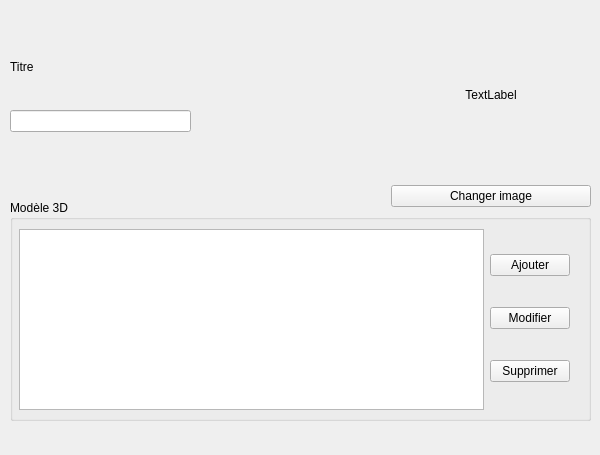
Above: formtableau.ui from norips/Projet_MBA_ConfigCreator before the change. Below: the same form after it.
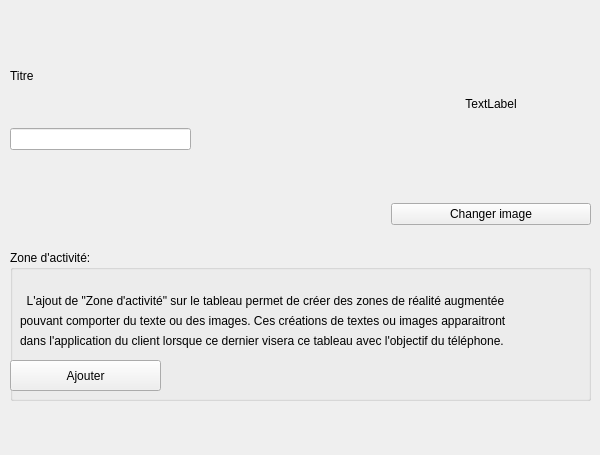
That is the form after the change.

Commit message: debut de l'implementation de la nouvelle interface

Diff of the .ui file:
```diff
--- a/formtableau.ui
+++ b/formtableau.ui
@@ -32,56 +32,65 @@
    <property name="geometry">
     <rect>
      <x>10</x>
-     <y>200</y>
+     <y>250</y>
      <width>581</width>
-     <height>221</height>
+     <height>151</height>
     </rect>
    </property>
    <property name="title">
-    <string>Modèle 3D</string>
+    <string>Zone d'activité:</string>
    </property>
-   <widget class="QWidget" name="horizontalLayoutWidget_2">
+   <widget class="QPushButton" name="pbAdd">
     <property name="geometry">
      <rect>
-      <x>9</x>
-      <y>29</y>
-      <width>551</width>
-      <height>181</height>
+      <x>0</x>
+      <y>110</y>
+      <width>151</width>
+      <height>31</height>
      </rect>
     </property>
-    <layout class="QHBoxLayout" name="horizontalLayout_2">
-     <item>
-      <widget class="QListWidget" name="lvListeModele"/>
-     </item>
-     <item>
-      <layout class="QVBoxLayout" name="verticalLayout_7"/>
-     </item>
-     <item>
-      <layout class="QVBoxLayout" name="verticalLayout_2">
-       <item>
-        <widget class="QPushButton" name="pbAdd">
-         <property name="text">
-          <string>Ajouter</string>
-         </property>
-        </widget>
-       </item>
-       <item>
-        <widget class="QPushButton" name="pbMod">
-         <property name="text">
-          <string>Modifier</string>
-         </property>
-        </widget>
-       </item>
-       <item>
-        <widget class="QPushButton" name="pbDel">
-         <property name="text">
-          <string>Supprimer</string>
-         </property>
-        </widget>
-       </item>
-      </layout>
-     </item>
-    </layout>
+    <property name="text">
+     <string>Ajouter</string>
+    </property>
+   </widget>
+   <widget class="QLabel" name="label">
+    <property name="geometry">
+     <rect>
+      <x>10</x>
+      <y>40</y>
+      <width>571</width>
+      <height>21</height>
+     </rect>
+    </property>
+    <property name="text">
+     <string>  L'ajout de &quot;Zone d'activité&quot; sur le tableau permet de créer des zones de réalité augmentée</string>
+    </property>
+   </widget>
+   <widget class="QLabel" name="label_2">
+    <property name="geometry">
+     <rect>
+      <x>10</x>
+      <y>60</y>
+      <width>571</width>
+      <height>21</height>
+     </rect>
+    </property>
+    <property name="text">
+     <string>pouvant comporter du texte ou des images. Ces créations de textes ou images apparaitront</string>
+    </property>
+   </widget>
+   <widget class="QLabel" name="label_3">
+    <property name="geometry">
+     <rect>
+      <x>10</x>
+      <y>80</y>
+      <width>571</width>
+      <height>21</height>
+     </rect>
+    </property>
+    <property name="text">
+     <string>dans l'application du client lorsque ce dernier visera ce tableau avec l'objectif du téléphone.</string>
+    </property>
    </widget>
   </widget>
   <widget class="QWidget" name="horizontalLayoutWidget_3">
@@ -90,7 +99,7 @@
      <x>10</x>
      <y>10</y>
      <width>581</width>
-     <height>204</height>
+     <height>231</height>
     </rect>
    </property>
    <layout class="QHBoxLayout" name="horizontalLayout_3">
@@ -220,7 +229,7 @@
    <property name="geometry">
     <rect>
      <x>390</x>
-     <y>410</y>
+     <y>400</y>
      <width>201</width>
      <height>51</height>
     </rect>
```
The commit also changes 5 other files.
